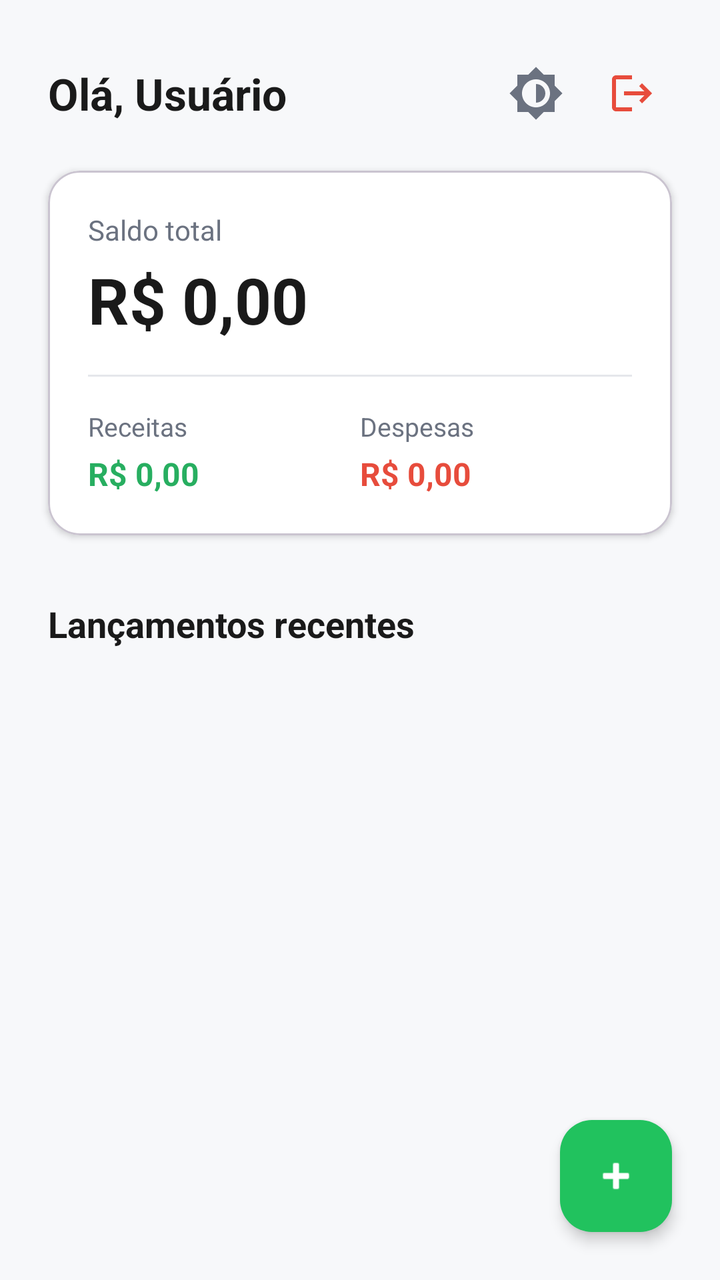
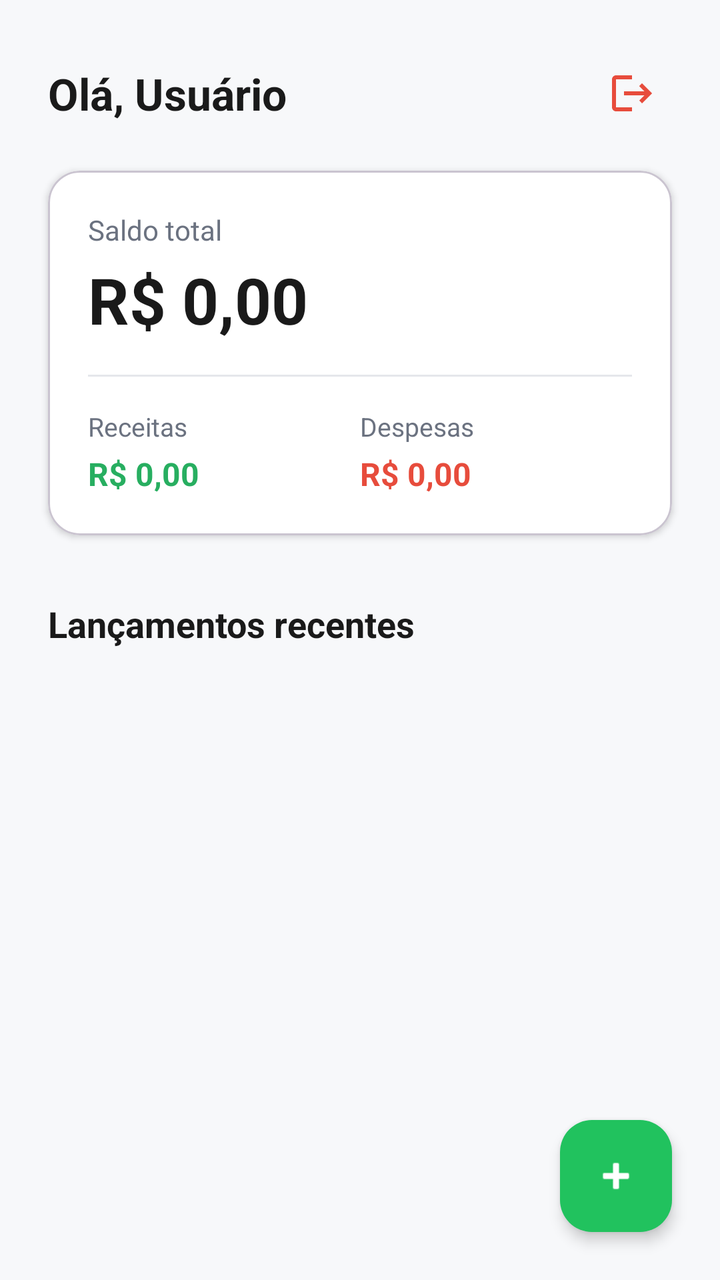

Two renders of the same Android screen: before a commit and after it. Below are the layout's source before the change and the commit's diff.
<!-- AndroidManifest.xml: application theme Theme.CashMe -->
<!-- res/layout/activity_main.xml -->
<?xml version="1.0" encoding="utf-8"?>
<androidx.constraintlayout.widget.ConstraintLayout
    xmlns:android="http://schemas.android.com/apk/res/android"
    xmlns:app="http://schemas.android.com/apk/res-auto"
    xmlns:tools="http://schemas.android.com/apk/res-auto"
    android:layout_width="match_parent"
    android:layout_height="match_parent"
    android:background="@color/bg_general">

    
    <TextView
        android:id="@+id/tvWelcome"
        android:layout_width="wrap_content"
        android:layout_height="wrap_content"
        android:text="Olá, Usuário"
        android:textColor="@color/text_primary"
        android:textSize="22sp"
        android:textStyle="bold"
        android:layout_marginTop="32dp"
        android:layout_marginStart="24dp"
        app:layout_constraintStart_toStartOf="parent"
        app:layout_constraintTop_toTopOf="parent" />

    <ImageView
        android:id="@+id/ivLogout"
        android:layout_width="40dp"
        android:layout_height="40dp"
        android:layout_marginEnd="24dp"
        android:background="?attr/selectableItemBackgroundBorderless"
        android:clickable="true"
        android:focusable="true"
        android:padding="8dp"
        android:src="@drawable/ic_logout"
        app:tint="@color/red_expense"
        app:layout_constraintBottom_toBottomOf="@id/tvWelcome"
        app:layout_constraintEnd_toEndOf="parent"
        app:layout_constraintTop_toTopOf="@id/tvWelcome" />

    <ImageView
        android:id="@+id/ivProfile"
        android:layout_width="40dp"
        android:layout_height="40dp"
        android:layout_marginEnd="8dp"
        android:background="?attr/selectableItemBackgroundBorderless"
        android:clickable="true"
        android:focusable="true"
        android:padding="6dp"
        android:src="@drawable/ic_theme"
        app:tint="@color/text_secondary"
        app:layout_constraintBottom_toBottomOf="@id/tvWelcome"
        app:layout_constraintEnd_toStartOf="@id/ivLogout"
        app:layout_constraintTop_toTopOf="@id/tvWelcome" />

    
    <com.google.android.material.card.MaterialCardView
        android:id="@+id/cvSummary"
        android:layout_width="match_parent"
        android:layout_height="wrap_content"
        android:layout_marginHorizontal="24dp"
        android:layout_marginTop="24dp"
        app:cardBackgroundColor="@color/white"
        app:cardCornerRadius="16dp"
        app:cardElevation="2dp"
        app:layout_constraintTop_toBottomOf="@id/tvWelcome">

        <androidx.constraintlayout.widget.ConstraintLayout
            android:layout_width="match_parent"
            android:layout_height="wrap_content"
            android:padding="20dp">

            
            <TextView
                android:id="@+id/tvBalanceLabel"
                android:layout_width="wrap_content"
                android:layout_height="wrap_content"
                android:text="Saldo total"
                android:textColor="@color/text_secondary"
                android:textSize="14sp"
                app:layout_constraintStart_toStartOf="parent"
                app:layout_constraintTop_toTopOf="parent" />

            <TextView
                android:id="@+id/tvBalanceValue"
                android:layout_width="wrap_content"
                android:layout_height="wrap_content"
                android:layout_marginTop="4dp"
                android:text="R$ 0,00"
                android:textColor="@color/text_primary"
                android:textSize="32sp"
                android:textStyle="bold"
                app:layout_constraintStart_toStartOf="parent"
                app:layout_constraintTop_toBottomOf="@id/tvBalanceLabel" />

            
            <View
                android:id="@+id/vDivider"
                android:layout_width="match_parent"
                android:layout_height="1dp"
                android:layout_marginTop="16dp"
                android:background="@color/gray_border"
                app:layout_constraintTop_toBottomOf="@id/tvBalanceValue" />

            
            <LinearLayout
                android:id="@+id/llIncome"
                android:layout_width="0dp"
                android:layout_height="wrap_content"
                android:layout_marginTop="16dp"
                android:orientation="vertical"
                app:layout_constraintEnd_toStartOf="@id/llExpense"
                app:layout_constraintStart_toStartOf="parent"
                app:layout_constraintTop_toBottomOf="@id/vDivider">

                <TextView
                    android:layout_width="wrap_content"
                    android:layout_height="wrap_content"
                    android:text="Receitas"
                    android:textColor="@color/text_secondary"
                    android:textSize="13sp" />

                <TextView
                    android:id="@+id/tvIncomeValue"
                    android:layout_width="wrap_content"
                    android:layout_height="wrap_content"
                    android:layout_marginTop="4dp"
                    android:text="R$ 0,00"
                    android:textColor="@color/green_income"
                    android:textSize="16sp"
                    android:textStyle="bold" />
            </LinearLayout>

            
            <LinearLayout
                android:id="@+id/llExpense"
                android:layout_width="0dp"
                android:layout_height="wrap_content"
                android:layout_marginTop="16dp"
                android:orientation="vertical"
                app:layout_constraintEnd_toEndOf="parent"
                app:layout_constraintStart_toEndOf="@id/llIncome"
                app:layout_constraintTop_toBottomOf="@id/vDivider">

                <TextView
                    android:layout_width="wrap_content"
                    android:layout_height="wrap_content"
                    android:text="Despesas"
                    android:textColor="@color/text_secondary"
                    android:textSize="13sp" />

                <TextView
                    android:id="@+id/tvExpenseValue"
                    android:layout_width="wrap_content"
                    android:layout_height="wrap_content"
                    android:layout_marginTop="4dp"
                    android:text="R$ 0,00"
                    android:textColor="@color/red_expense"
                    android:textSize="16sp"
                    android:textStyle="bold" />
            </LinearLayout>

        </androidx.constraintlayout.widget.ConstraintLayout>
    </com.google.android.material.card.MaterialCardView>

    
    <TextView
        android:id="@+id/tvRecentTransactions"
        android:layout_width="wrap_content"
        android:layout_height="wrap_content"
        android:layout_marginStart="24dp"
        android:layout_marginTop="32dp"
        android:text="Lançamentos recentes"
        android:textColor="@color/text_primary"
        android:textSize="18sp"
        android:textStyle="bold"
        app:layout_constraintStart_toStartOf="parent"
        app:layout_constraintTop_toBottomOf="@id/cvSummary" />

    
    <androidx.recyclerview.widget.RecyclerView
        android:id="@+id/rvTransactions"
        android:layout_width="match_parent"
        android:layout_height="0dp"
        android:layout_marginTop="16dp"
        android:clipToPadding="false"
        android:paddingHorizontal="24dp"
        android:paddingBottom="100dp"
        app:layout_constraintBottom_toBottomOf="parent"
        app:layout_constraintTop_toBottomOf="@id/tvRecentTransactions" />

    
    <com.google.android.material.floatingactionbutton.FloatingActionButton
        android:id="@+id/fabAdd"
        android:layout_width="wrap_content"
        android:layout_height="wrap_content"
        android:layout_marginEnd="24dp"
        android:layout_marginBottom="24dp"
        android:src="@android:drawable/ic_input_add"
        android:contentDescription="Adicionar lançamento"
        app:backgroundTint="@color/green_primary"
        app:tint="@color/white"
        app:elevation="4dp"
        app:layout_constraintBottom_toBottomOf="parent"
        app:layout_constraintEnd_toEndOf="parent" />

</androidx.constraintlayout.widget.ConstraintLayout>
<!-- resources referenced by this layout -->
<resources>
  <color name="bg_general">#F7F8FA</color>
  <color name="gray_border">#E5E7EB</color>
  <color name="green_income">#27AE60</color>
  <color name="green_primary">#21C25E</color>
  <color name="red_expense">#E74C3C</color>
  <color name="text_primary">#1A1A1A</color>
  <color name="text_secondary">#6B7280</color>
  <color name="white">#FFFFFFFF</color>
  <!-- drawable ic_logout (drawable) -->
  <vector xmlns:android="http://schemas.android.com/apk/res/android"
      android:width="24dp"
      android:height="24dp"
      android:viewportWidth="24"
      android:viewportHeight="24"
      android:tint="?attr/colorControlNormal">
    <path
        android:fillColor="@android:color/white"
        android:pathData="M17,7l-1.41,1.41L18.17,11H8v2h10.17l-2.58,2.58L17,17l5,-5zM4,5h8V3H4c-1.1,0 -2,0.9 -2,2v14c0,1.1 0.9,2 2,2h8v-2H4V5z"/>
  </vector>
  <!-- drawable ic_theme (drawable) -->
  <vector xmlns:android="http://schemas.android.com/apk/res/android"
      android:width="24dp"
      android:height="24dp"
      android:viewportWidth="24"
      android:viewportHeight="24"
      android:tint="?attr/colorControlNormal">
    <path
        android:fillColor="@android:color/white"
        android:pathData="M20,8.69V4h-4.69L12,0.69 8.69,4H4v4.69L0.69,12 4,15.31V20h4.69L12,23.31 15.31,20H20v-4.69L23.31,12 20,8.69zM12,18c-3.31,0 -6,-2.69 -6,-6s2.69,-6 6,-6 6,2.69 6,6 -2.69,6 -6,6zm0,-10v8c2.21,0 4,-1.79 4,-4s-1.79,-4 -4,-4z"/>
  </vector>
  <style name="Theme.CashMe" parent="Base.Theme.CashMe" />
  <style name="Base.Theme.CashMe" parent="Theme.Material3.DayNight.NoActionBar">
          
          
      </style>
</resources>

<!-- the commit's change to res/layout/activity_main.xml (unified diff, before → after) -->
@@ -36,20 +36,7 @@
         app:layout_constraintEnd_toEndOf="parent"
         app:layout_constraintTop_toTopOf="@id/tvWelcome" />
 
-    <ImageView
-        android:id="@+id/ivProfile"
-        android:layout_width="40dp"
-        android:layout_height="40dp"
-        android:layout_marginEnd="8dp"
-        android:background="?attr/selectableItemBackgroundBorderless"
-        android:clickable="true"
-        android:focusable="true"
-        android:padding="6dp"
-        android:src="@drawable/ic_theme"
-        app:tint="@color/text_secondary"
-        app:layout_constraintBottom_toBottomOf="@id/tvWelcome"
-        app:layout_constraintEnd_toStartOf="@id/ivLogout"
-        app:layout_constraintTop_toTopOf="@id/tvWelcome" />
+
 
     
     <com.google.android.material.card.MaterialCardView
<!-- resource entries referenced after the edit -->
@@ -19,17 +19,6 @@
         android:fillColor="@android:color/white"
         android:pathData="M17,7l-1.41,1.41L18.17,11H8v2h10.17l-2.58,2.58L17,17l5,-5zM4,5h8V3H4c-1.1,0 -2,0.9 -2,2v14c0,1.1 0.9,2 2,2h8v-2H4V5z"/>
   </vector>
-  <!-- drawable ic_theme (drawable) -->
-  <vector xmlns:android="http://schemas.android.com/apk/res/android"
-      android:width="24dp"
-      android:height="24dp"
-      android:viewportWidth="24"
-      android:viewportHeight="24"
-      android:tint="?attr/colorControlNormal">
-    <path
-        android:fillColor="@android:color/white"
-        android:pathData="M20,8.69V4h-4.69L12,0.69 8.69,4H4v4.69L0.69,12 4,15.31V20h4.69L12,23.31 15.31,20H20v-4.69L23.31,12 20,8.69zM12,18c-3.31,0 -6,-2.69 -6,-6s2.69,-6 6,-6 6,2.69 6,6 -2.69,6 -6,6zm0,-10v8c2.21,0 4,-1.79 4,-4s-1.79,-4 -4,-4z"/>
-  </vector>
   <style name="Theme.CashMe" parent="Base.Theme.CashMe" />
   <style name="Base.Theme.CashMe" parent="Theme.Material3.DayNight.NoActionBar">
           
